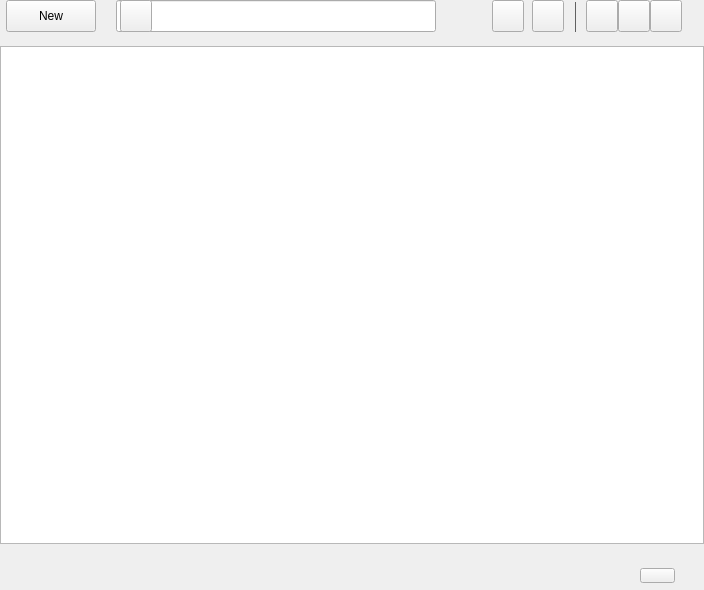
Qt form widget.ui (Franklin-Qi/kylinNote) before a commit.
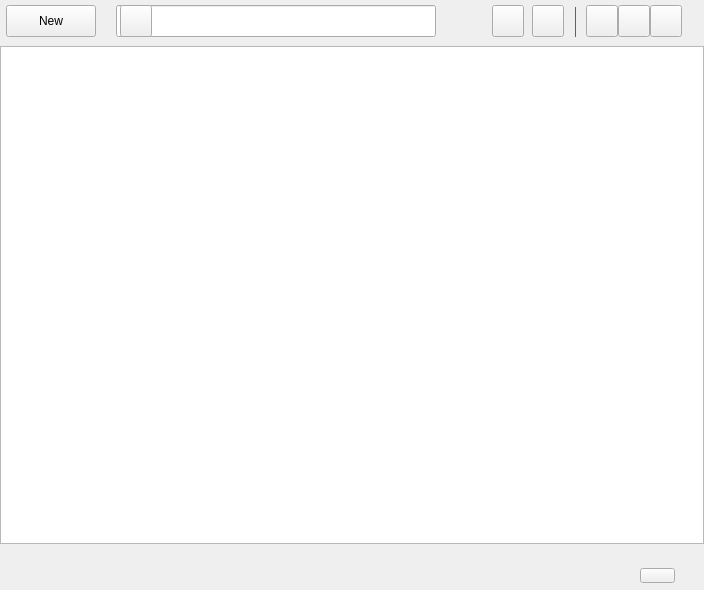
The same form after that commit. Icons and pictures are not drawn.

The edit to the form file:
```diff
--- a/widget.ui
+++ b/widget.ui
@@ -50,7 +50,7 @@
        <property name="geometry">
         <rect>
          <x>6</x>
-         <y>0</y>
+         <y>5</y>
          <width>90</width>
          <height>32</height>
         </rect>
@@ -94,7 +94,7 @@
        <property name="geometry">
         <rect>
          <x>116</x>
-         <y>0</y>
+         <y>5</y>
          <width>320</width>
          <height>32</height>
         </rect>
@@ -113,7 +113,7 @@
        <property name="geometry">
         <rect>
          <x>492</x>
-         <y>0</y>
+         <y>5</y>
          <width>32</width>
          <height>32</height>
         </rect>
@@ -157,7 +157,7 @@
        <property name="geometry">
         <rect>
          <x>532</x>
-         <y>0</y>
+         <y>5</y>
          <width>32</width>
          <height>32</height>
         </rect>
@@ -185,7 +185,7 @@
        <property name="geometry">
         <rect>
          <x>618</x>
-         <y>0</y>
+         <y>5</y>
          <width>32</width>
          <height>32</height>
         </rect>
@@ -213,7 +213,7 @@
        <property name="geometry">
         <rect>
          <x>650</x>
-         <y>0</y>
+         <y>5</y>
          <width>32</width>
          <height>32</height>
         </rect>
@@ -241,7 +241,7 @@
        <property name="geometry">
         <rect>
          <x>575</x>
-         <y>2</y>
+         <y>7</y>
          <width>1</width>
          <height>30</height>
         </rect>
@@ -260,7 +260,7 @@
        <property name="geometry">
         <rect>
          <x>120</x>
-         <y>0</y>
+         <y>5</y>
          <width>32</width>
          <height>32</height>
         </rect>
@@ -285,7 +285,7 @@
        <property name="geometry">
         <rect>
          <x>586</x>
-         <y>0</y>
+         <y>5</y>
          <width>32</width>
          <height>32</height>
         </rect>
```
